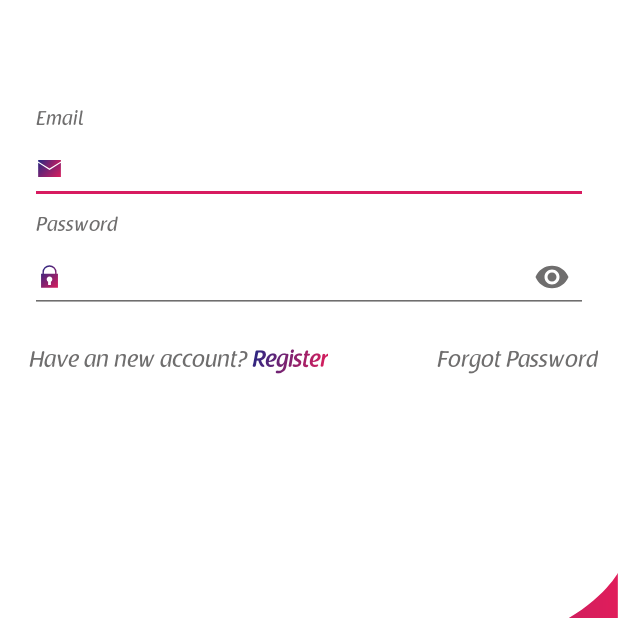
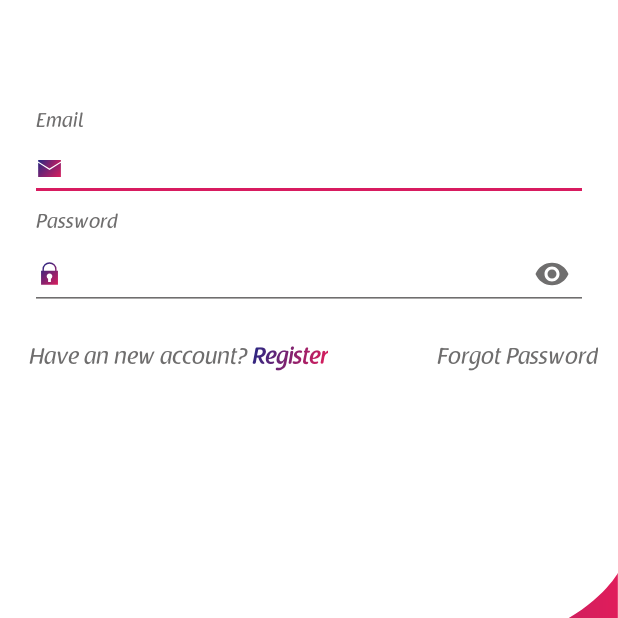
Before and after one commit to marasamallikarjuna/fill, an Android app: the screen it shows after launch (LoginActivity), on a phone screen of 412 x 824 dp, the part 409-1027 px from its top. Run offline under Robolectric (Android 15) with nearby library versions, the phone set to English and light mode, and no system bars; our stand-ins replace sdp/ssp sizes; Roboto replaces fonts that are not available here.

```diff
--- a/app/src/main/java/com/mi/fillspay/retrofit/ApiRequest.java
+++ b/app/src/main/java/com/mi/fillspay/retrofit/ApiRequest.java
@@ -13,14 +13,17 @@ import com.mi.fillspay.model.RegisterRequest;
 import com.mi.fillspay.model.ResponseData;
 import com.mi.fillspay.model.SubutilityRequest;
 import com.mi.fillspay.model.UtilitiesRequest;
+import com.mi.fillspay.model.UtilityResponse;
 import com.mi.fillspay.model.ViewAmountDueRequest;
 import com.mi.fillspay.model.ViewAmountDueResponse;
 
+import java.util.ArrayList;
 import java.util.List;
 
 import retrofit2.Call;
 import retrofit2.http.Body;
 import retrofit2.http.Header;
+import retrofit2.http.Headers;
 import retrofit2.http.POST;
 
 public interface ApiRequest {
@@ -32,8 +35,7 @@ public interface ApiRequest {
     Call<LoginResponse> postLogin(@Body LoginRequest body);
 
     @POST("/paykii/getutilities")
-    Call<String> getUtilities(@Body UtilitiesRequest body, @Header("Authorization") String token );
-
+    Call<ArrayList<UtilityResponse>> getUtilities(@Body UtilitiesRequest body, @Header("Authorization") String token );
 
     @POST("/paykii/getsubutility")
     Call<String> getSubUtilities(@Body SubutilityRequest body, @Header("Authorization") String token );
@@ -54,6 +56,4 @@ public interface ApiRequest {
     @POST("/paykii/viewAmountDue")
     Call<ProcessPaymentResponse> processPayment(@Body ProcessPaymentRequest body, @Header("Authorization") String token );
 
-
-
 }
--- a/app/src/main/java/com/mi/fillspay/view/BaseActivity.java
+++ b/app/src/main/java/com/mi/fillspay/view/BaseActivity.java
@@ -44,7 +44,7 @@ public class BaseActivity extends AppCompatActivity {
 
         setContentView(R.layout.splash_layout);
         _dialog = new ProgressDialog(BaseActivity.this);
-        _preferencesHelper=new AppPreferencesHelper(this,"Spandana");
+        _preferencesHelper = new AppPreferencesHelper(this,"Spandana");
         marshMallowPermission=new MarshMallowPermission(this);
     }
 
--- a/app/src/main/java/com/mi/fillspay/view/UtilityActivity.java
+++ b/app/src/main/java/com/mi/fillspay/view/UtilityActivity.java
@@ -67,6 +67,5 @@ public class UtilityActivity extends AppCompatActivity {
                 return false;
             }
         });
-
     }
 }
--- a/app/src/main/res/layout/layout_circular_recycler.xml
+++ b/app/src/main/res/layout/layout_circular_recycler.xml
@@ -7,6 +7,7 @@
     android:gravity="center">
 
     <com.mi.fillspay.utilities.circleRecyclerView.CurveView
+        android:layout_marginStart="@dimen/recycler_curve_margin"
         android:layout_width="match_parent"
         android:layout_height="match_parent"/>
 
--- a/app/src/main/res/layout/login_contant.xml
+++ b/app/src/main/res/layout/login_contant.xml
@@ -1,10 +1,10 @@
 <?xml version="1.0" encoding="utf-8"?>
 <LinearLayout xmlns:android="http://schemas.android.com/apk/res/android"
     xmlns:app="http://schemas.android.com/apk/res-auto"
-    android:orientation="vertical"
     android:layout_width="match_parent"
+    android:layout_height="wrap_content"
     android:background="@android:color/white"
-    android:layout_height="wrap_content">
+    android:orientation="vertical">
 
     <TextView
         android:layout_width="wrap_content"
@@ -21,59 +21,55 @@
         android:layout_marginTop="-8dp"
         app:backgroundTint="@color/colorEdit">
 
-         <androidx.appcompat.widget.AppCompatEditText
+        <androidx.appcompat.widget.AppCompatEditText
+            android:id="@+id/emailEdit"
             android:layout_width="match_parent"
             android:layout_height="wrap_content"
             android:drawableStart="@drawable/ic_email"
-            android:drawableLeft="@drawable/ic_email"
             android:drawablePadding="4dp"
-            app:fontFamily="@font/amarante"
-             android:textSize="@dimen/_16ssp"
-             android:id="@+id/emailEdit"
             android:inputType="textEmailAddress|textNoSuggestions"
             android:textColor="@android:color/black"
             android:textCursorDrawable="@null"
-            app:backgroundTint="@color/colorEdit" />
+            android:textSize="@dimen/_14ssp"
+            app:backgroundTint="@color/colorEdit"
+            app:fontFamily="@font/amarante" />
     </com.google.android.material.textfield.TextInputLayout>
 
     <TextView
         android:layout_width="wrap_content"
         android:layout_height="wrap_content"
+        android:layout_marginStart="4dp"
+        android:layout_marginTop="5dp"
+        android:text="Password"
         android:textColor="@color/colorEdit"
-        android:layout_marginTop="5dp"
         android:textSize="13sp"
-        app:fontFamily="@font/amarante"
-        android:layout_marginLeft="4dp"
-        android:text="Password"/>
+        app:fontFamily="@font/amarante" />
+
     <com.google.android.material.textfield.TextInputLayout
         android:layout_width="match_parent"
         android:layout_height="wrap_content"
+        android:layout_marginTop="-8dp"
+        android:textSize="@dimen/_14ssp"
+        app:backgroundTint="@color/colorEdit"
+        app:fontFamily="@font/amarante"
         app:passwordToggleEnabled="true"
-        android:layout_marginTop="-8dp"
-        app:fontFamily="@font/amarante"
-        android:textSize="15dp"
-        app:backgroundTint="@color/colorEdit"
         app:passwordToggleTint="@color/colorEdit">
 
         <androidx.appcompat.widget.AppCompatEditText
+            android:id="@+id/passwordEdit"
             android:layout_width="match_parent"
             android:layout_height="wrap_content"
-            app:fontFamily="@font/amarante"
             android:drawableStart="@drawable/ic_lock"
             android:drawableLeft="@drawable/ic_lock"
             android:drawablePadding="4dp"
-            android:textSize="@dimen/_16ssp"
-            android:id="@+id/passwordEdit"
             android:inputType="textPassword|textNoSuggestions"
             android:textColor="@android:color/black"
             android:textColorHint="@color/colorAccent"
             android:textCursorDrawable="@null"
-            app:backgroundTint="@color/colorEdit" />
+            android:textSize="@dimen/_16ssp"
+            app:backgroundTint="@color/colorEdit"
+            app:fontFamily="@font/amarante" />
     </com.google.android.material.textfield.TextInputLayout>
 
 
-
-
-
-
 </LinearLayout>
--- /dev/null
+++ b/app/src/main/res/values-hdpi/dimens.xml
@@ -0,0 +1,4 @@
+<?xml version="1.0" encoding="utf-8"?>
+<resources>
+    <dimen name="recycler_curve_margin">20dp</dimen>
+</resources>
--- /dev/null
+++ b/app/src/main/res/values-xhdpi/dimens.xml
@@ -0,0 +1,4 @@
+<?xml version="1.0" encoding="utf-8"?>
+<resources>
+    <dimen name="recycler_curve_margin">10dp</dimen>
+</resources>
--- /dev/null
+++ b/app/src/main/res/values-xxhdpi/dimens.xml
@@ -0,0 +1,4 @@
+<?xml version="1.0" encoding="utf-8"?>
+<resources>
+    <dimen name="recycler_curve_margin">0dp</dimen>
+</resources>
--- /dev/null
+++ b/app/src/main/res/values-xxxhdpi/dimens.xml
@@ -0,0 +1,4 @@
+<?xml version="1.0" encoding="utf-8"?>
+<resources>
+    <dimen name="recycler_curve_margin">-10dp</dimen>
+</resources>
```
Also changed, not shown: app/src/main/java/com/mi/fillspay/adapter/UtilityAdapter.java (added, +79 -0 lines), app/src/main/java/com/mi/fillspay/model/UtilitiesRequest.java (+8 -0 lines), app/src/main/java/com/mi/fillspay/model/UtilityResponse.java (added, +31 -0 lines), app/src/main/java/com/mi/fillspay/repository/UtilitiesRepository.java (+8 -5 lines), app/src/main/java/com/mi/fillspay/view/HowToUseActivity.java (+12 -0 lines), app/src/main/java/com/mi/fillspay/view/MobileRechargeHomeActivity.java (+5 -3 lines), app/src/main/java/com/mi/fillspay/view/UtilityFragOne.java (+26 -5 lines), app/src/main/java/com/mi/fillspay/view_model/UtilitiesViewModel.java (+5 -2 lines).
